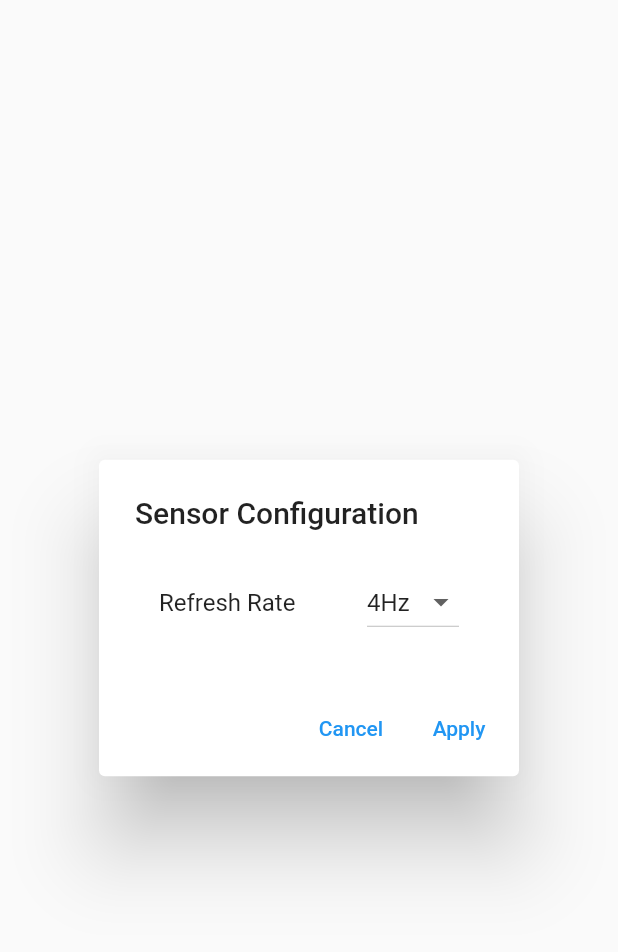
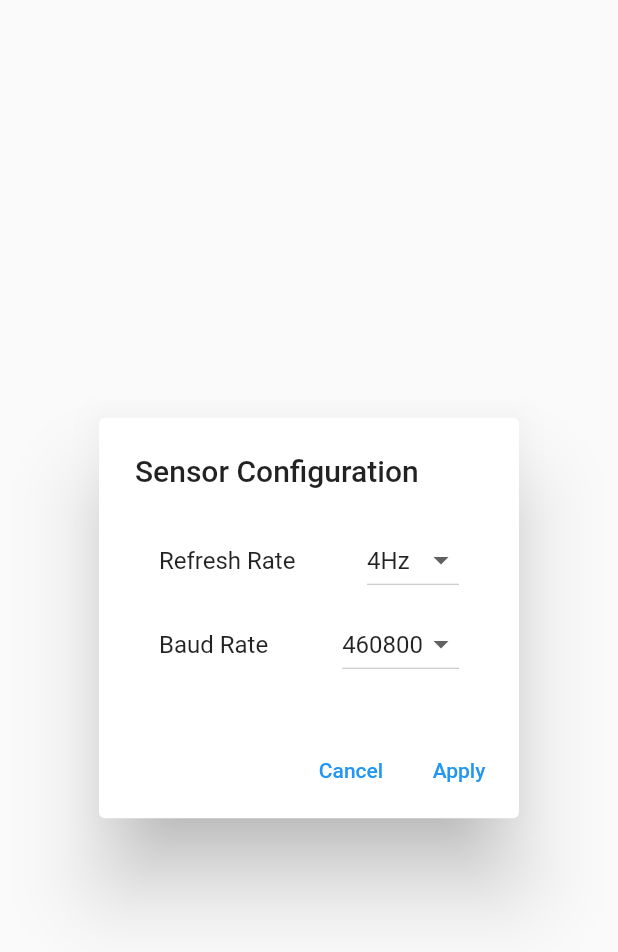
Before and after one commit to X-dea/SnakeEye, a Flutter app: the SensorConfigurationDialog widget shown alone on an empty page, opened directly with empty values, after a tap on "Apply", on a phone screen of 412 x 824 dp. Shown: the top 952 px of the screen. Run offline on Flutter 3.47's test engine with Material 2 defaults, Android fonts, the light colour scheme and no system bars; our stand-ins replace camera; missing offline and left inert: dart:ffi, usb_serial; network calls fail; statements that could not run were skipped.

Commit message:
Make baud rate configurable

```diff
--- a/lib/configuration.dart
+++ b/lib/configuration.dart
@@ -116,7 +116,8 @@ class SensorConfigurationDialog extends StatefulWidget {
 }
 
 class _SensorConfigurationDialogState extends State<SensorConfigurationDialog> {
-  var level = '3';
+  var refreshRateLevel = '3';
+  var baudRate = '460800';
 
   @override
   Widget build(BuildContext context) {
@@ -128,7 +129,7 @@ class _SensorConfigurationDialogState extends State<SensorConfigurationDialog> {
           ListTile(
             title: const Text('Refresh Rate'),
             trailing: DropdownButton<String>(
-              value: level,
+              value: refreshRateLevel,
               items: {
                 '1': '1Hz',
                 '2': '2Hz',
@@ -142,7 +143,25 @@ class _SensorConfigurationDialogState extends State<SensorConfigurationDialog> {
                         child: Text(e.value),
                       ))
                   .toList(),
-              onChanged: (v) => setState(() => level = v!),
+              onChanged: (v) => setState(() => refreshRateLevel = v!),
+            ),
+          ),
+          ListTile(
+            title: const Text('Baud Rate'),
+            trailing: DropdownButton<String>(
+              value: baudRate,
+              items: [
+                '115200',
+                '230400',
+                '460800',
+                '921600',
+              ]
+                  .map((e) => DropdownMenuItem(
+                        value: e,
+                        child: Text(e),
+                      ))
+                  .toList(),
+              onChanged: (v) => setState(() => baudRate = v!),
             ),
           ),
         ],
@@ -156,7 +175,8 @@ class _SensorConfigurationDialogState extends State<SensorConfigurationDialog> {
           child: const Text('Apply'),
           onPressed: () async {
             final uri = Uri.http(widget.address, '/rate', {
-              'level': level,
+              'refresh_level': refreshRateLevel,
+              'baud_rate': baudRate,
             });
             await get(uri);
             Navigator.of(context).pop();
--- a/lib/connection.dart
+++ b/lib/connection.dart
@@ -58,7 +58,7 @@ mixin ConnectionProcessor<T extends StatefulWidget> on State<T> {
     await p.setDTR(true);
     await p.setRTS(true);
     await p.setPortParameters(
-      921600,
+      460800,
       UsbPort.DATABITS_8,
       UsbPort.STOPBITS_1,
       UsbPort.PARITY_NONE,
```
Also changed, not shown: 6 other files.
